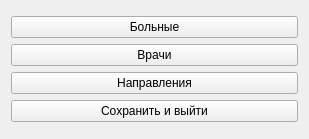
Old version of the form forms/mainwindow.ui in the repository Deka-Labs/struct-HospitalAbsurd.
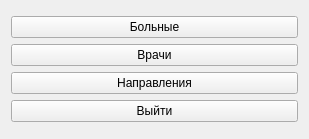
New version of the form.

Commit message: Save on close mainwindow

Patch:
```diff
--- a/forms/mainwindow.ui
+++ b/forms/mainwindow.ui
@@ -40,7 +40,7 @@
      <item>
       <widget class="QPushButton" name="pushButton_saveandexit">
        <property name="text">
-        <string>Сохранить и выйти</string>
+        <string>Выйти</string>
        </property>
       </widget>
      </item>
```
Left out of the diff: 2 changed lines with no effect on the pictures. The commit also changes 2 other files.
